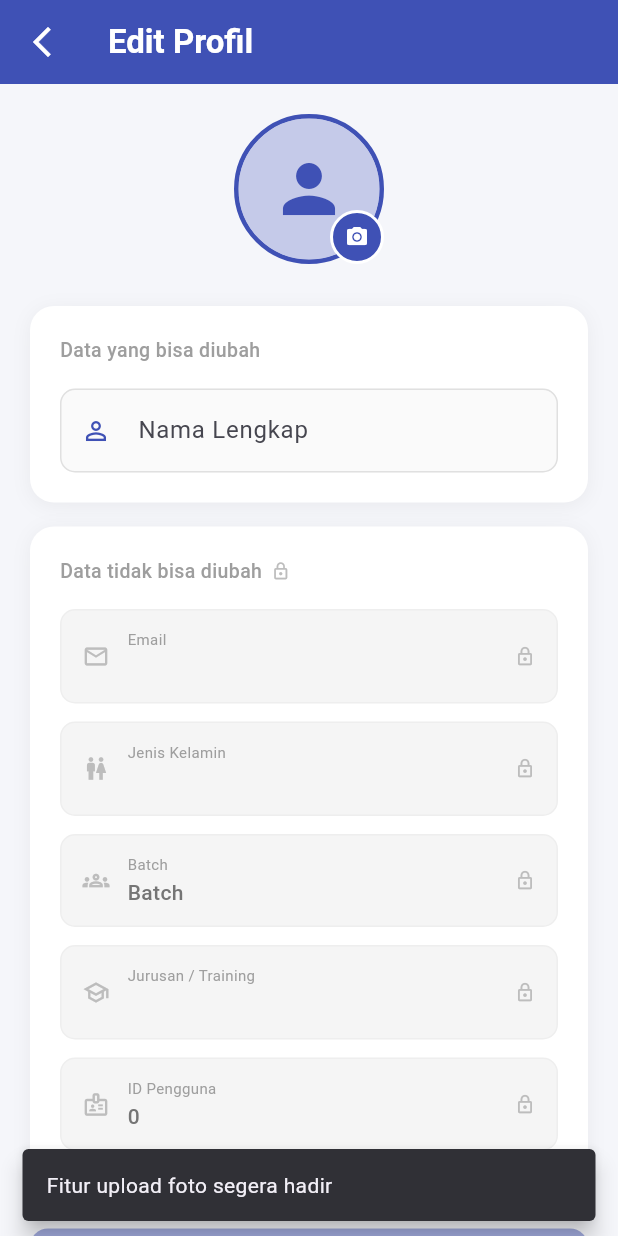
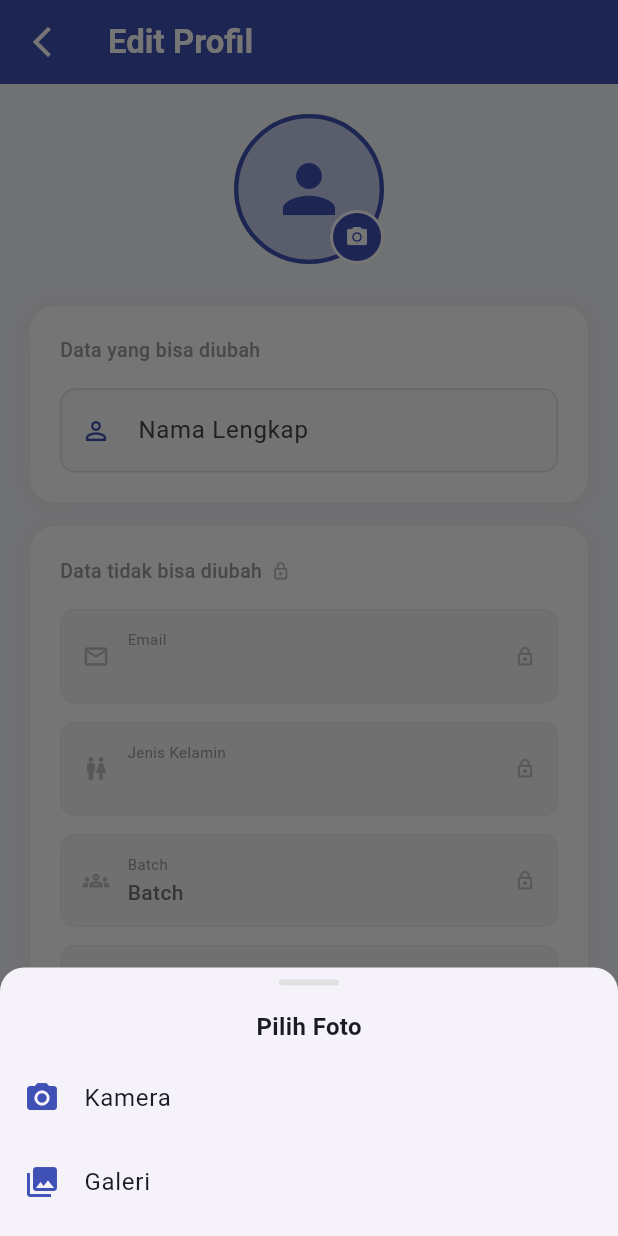
Before and after one commit to reijimuhammado2409/attendo, a Flutter app: the EditProfileScreen screen opened directly with empty values, after a tap on the "camera alt" icon, on a phone screen of 412 x 824 dp. Run offline on Flutter 3.47's test engine with Material 3 defaults, Android fonts, the phone set to English and light mode, and no system bars; our stand-ins replace image_picker, shared_preferences; accounts and stored records are empty; network calls fail.

Commit message:
fitur profile 95% aman

```diff
--- a/lib/utils/constants.dart
+++ b/lib/utils/constants.dart
@@ -5,7 +5,8 @@ class Constants {
   static const String loginEndpoint = '/login';
   static const String registerEndpoint = '/register';
   static const String profileEndpoint = '/profile';
-  static const String editProfileEndpoint = '/edit-profile'; // ← TAMBAH INI
+  static const String editProfileEndpoint = '/profile'; // ← TAMBAH INI
+  static const String editProfilePhotoEndpoint = '/profile/photo'; // ← TAMBAH INI
   static const String absenEndpoint = '/absen';
   static const String batchEndpoint = '/batches';
 
--- a/lib/views/profile/edit_profile_screen.dart
+++ b/lib/views/profile/edit_profile_screen.dart
@@ -1,7 +1,10 @@
+import 'dart:io';
 import 'package:flutter/material.dart';
 import '../../models/user_model.dart';
 import '../../services/api_service.dart';
 import '../../utils/shared_pref.dart';
+import 'package:image_picker/image_picker.dart';
+
 
 class EditProfileScreen extends StatefulWidget {
   final UserModel user;
@@ -21,12 +24,16 @@ class _EditProfileScreenState extends State<EditProfileScreen> {
   bool _isLoading = false;
   bool _hasChanges = false;
   String? _errorMessage;
+  File? _pickedPhoto;        // file foto yang dipilih user
+  bool _isUploadingPhoto = false;
 
   // ─── Lifecycle ────────────────────────────────────────────────────────────
 
   @override
   void initState() {
     super.initState();
+      print("AVATAR URL: ${widget.user.avatar}");
+
     _nameController = TextEditingController(text: widget.user.name ?? '');
     _nameController.addListener(_checkChanges);
   }
@@ -42,6 +49,9 @@ class _EditProfileScreenState extends State<EditProfileScreen> {
 
   void _checkChanges() {
     final nameChanged = _nameController.text.trim() != (widget.user.name ?? '');
+    // final photoChanged = _pickedPhoto != null;
+    // final hasChanges = nameChanged || photoChanged;
+
     if (nameChanged != _hasChanges) {
       setState(() => _hasChanges = nameChanged);
     }
@@ -88,8 +98,13 @@ class _EditProfileScreenState extends State<EditProfileScreen> {
       final updatedData = response['data'];
       final UserModel updatedUser;
 
+      // SESUDAH (merge dengan data lama biar batch/training/gender gak ilang):
       if (updatedData is Map<String, dynamic>) {
-        updatedUser = UserModel.fromJson(updatedData);
+        updatedUser = widget.user.copyWith(
+          name: updatedData['name'] as String? ?? _nameController.text.trim(),
+          // update avatar kalau API return yang baru
+          avatar: updatedData['profile_photo_url'] as String? ?? widget.user.avatar,
+        );
       } else {
         updatedUser = widget.user.copyWith(
           name: _nameController.text.trim(),
@@ -115,6 +130,128 @@ class _EditProfileScreenState extends State<EditProfileScreen> {
       if (mounted) setState(() => _errorMessage = 'Gagal menyimpan perubahan.');
     } finally {
       if (mounted) setState(() => _isLoading = false);
+    }
+  }
+
+  // foto upload logic
+    Future<void> _handlePhotoUpload() async {
+    // Pilih sumber foto
+    final source = await showModalBottomSheet<ImageSource>(
+      context: context,
+      shape: const RoundedRectangleBorder(
+        borderRadius: BorderRadius.vertical(top: Radius.circular(16)),
+      ),
+      builder: (ctx) => SafeArea(
+        child: Column(
+          mainAxisSize: MainAxisSize.min,
+          children: [
+            const SizedBox(height: 8),
+            Container(
+              width: 40, height: 4,
+              decoration: BoxDecoration(
+                color: Colors.grey.shade300,
+                borderRadius: BorderRadius.circular(2),
+              ),
+            ),
+            const SizedBox(height: 16),
+            const Text('Pilih Foto',
+                style: TextStyle(fontSize: 16, fontWeight: FontWeight.w600)),
+            const SizedBox(height: 8),
+            ListTile(
+              leading: const Icon(Icons.camera_alt, color: Colors.indigo),
+              title: const Text('Kamera'),
+              onTap: () => Navigator.pop(ctx, ImageSource.camera),
+            ),
+            ListTile(
+              leading: const Icon(Icons.photo_library, color: Colors.indigo),
+              title: const Text('Galeri'),
+              onTap: () => Navigator.pop(ctx, ImageSource.gallery),
+            ),
+            const SizedBox(height: 8),
+          ],
+        ),
+      ),
+    );
+
+    if (source == null) return;
+
+    final picker = ImagePicker();
+    final picked = await picker.pickImage(
+      source: source,
+      imageQuality: 80,
+      maxWidth: 800,
+    );
+
+    if (picked == null) return;
+
+    final file = File(picked.path);
+    setState(() {
+      _pickedPhoto = file;
+      _isUploadingPhoto = true;
+    });
+    _checkChanges();
+
+    try {
+      final token = await SharedPref.getToken();
+      if (token == null) return;
+
+      final response = await _apiService.updateProfilePhoto(
+        token: token,
+        photo: file,
+      );
+
+      // Response: { "data": { "profile_photo": "https://..." } }
+      final photoUrl = response['data']?['profile_photo'] as String?;
+
+      if (photoUrl != null) {
+        final updatedUser = widget.user.copyWith(avatar: photoUrl);
+        await SharedPref.saveUser(updatedUser);
+
+        if (!mounted) return;
+        setState(() {
+          _pickedPhoto = null;
+          _isUploadingPhoto = false;
+          _hasChanges = false; // penting
+        });
+
+        ScaffoldMessenger.of(context).showSnackBar(
+          const SnackBar(
+            content: Text('Foto profil berhasil diperbarui!'),
+            backgroundColor: Colors.green,
+            behavior: SnackBarBehavior.floating,
+          ),
+        );
+          Navigator.pop(context, updatedUser); // langsung balik
+        //  setState(() {
+        //     _pickedPhoto = null;
+        //     _isUploadingPhoto = false;
+        //     _hasChanges = false;
+        //   });
+      }
+    } on ApiException catch (e) {
+      if (mounted) {
+        setState(() => _pickedPhoto = null); // rollback preview
+        ScaffoldMessenger.of(context).showSnackBar(
+          SnackBar(
+            content: Text(e.message),
+            backgroundColor: Colors.red,
+            behavior: SnackBarBehavior.floating,
+          ),
+        );
+      }
+    } catch (_) {
+      if (mounted) {
+        setState(() => _pickedPhoto = null);
+        ScaffoldMessenger.of(context).showSnackBar(
+          const SnackBar(
+            content: Text('Gagal mengupload foto.'),
+            backgroundColor: Colors.red,
+            behavior: SnackBarBehavior.floating,
+          ),
+        );
+      }
+    } finally {
+      if (mounted) setState(() => _isUploadingPhoto = false);
     }
   }
 
@@ -244,7 +381,13 @@ class _EditProfileScreenState extends State<EditProfileScreen> {
               color: Colors.indigo.shade100,
             ),
             child: ClipOval(
-              child: widget.user.avatar != null
+              child: _isUploadingPhoto
+                ? const Center(
+                    child: CircularProgressIndicator(
+                        color: Colors.indigo, strokeWidth: 2))
+                : _pickedPhoto != null
+                    ? Image.file(_pickedPhoto!, fit: BoxFit.cover)
+                    : widget.user.avatar != null
                         ? Image.network(
                             widget.user.avatar!,
                             fit: BoxFit.cover,
@@ -254,18 +397,11 @@ class _EditProfileScreenState extends State<EditProfileScreen> {
             ),
           ),
           GestureDetector(
-            onTap: () {
-              ScaffoldMessenger.of(context).showSnackBar(
-                const SnackBar(
-                  content: Text('Fitur upload foto segera hadir'),
-                  behavior: SnackBarBehavior.floating,
-                ),
-              );
-            },
+            onTap: _isUploadingPhoto ? null : _handlePhotoUpload,
             child: Container(
               padding: const EdgeInsets.all(8),
               decoration: BoxDecoration(
-                color: Colors.indigo,
+                color: _isUploadingPhoto ? Colors.grey : Colors.indigo,
                 shape: BoxShape.circle,
                 border: Border.all(color: Colors.white, width: 2),
               ),
```
Also changed, not shown: lib/services/api_service.dart (+108 -0 lines), lib/views/profile/profile_screen.dart (+18 -24 lines), 1 other file. Lines whose indentation alone changed are shown as unchanged.
